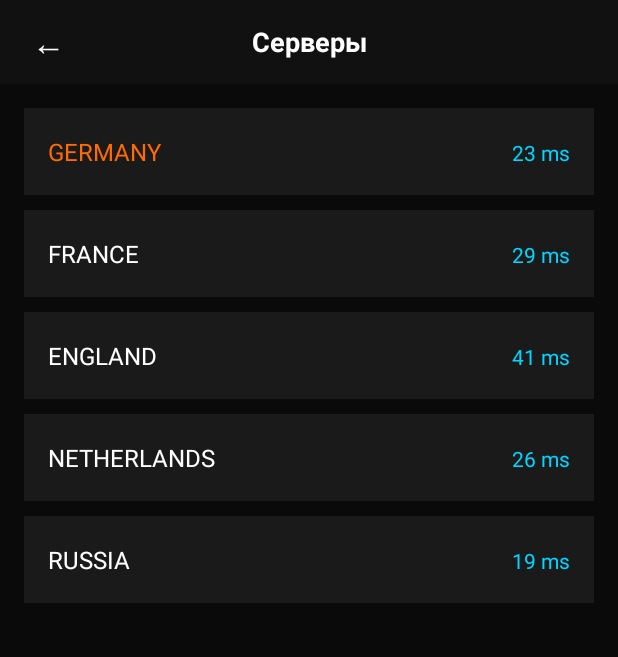
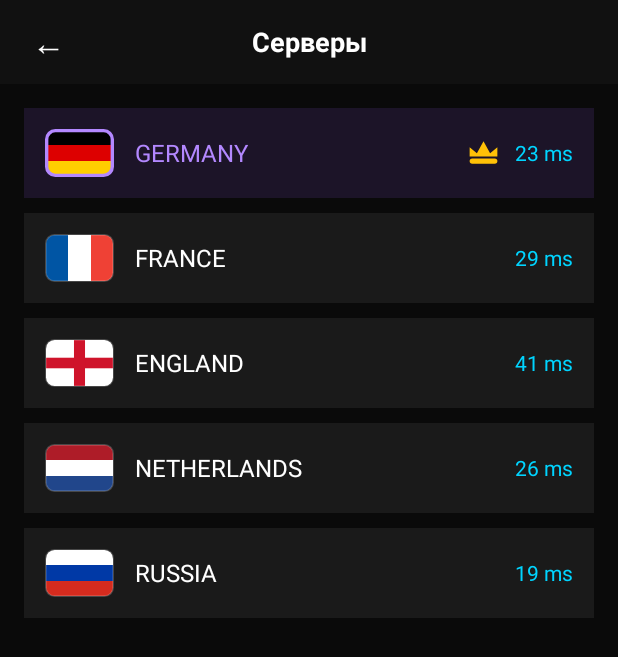
Before and after one commit to Bahytbaek2314/bender-vpn, an Android app: the ServerListActivity screen opened directly, with no data from a screen before it, on a phone screen of 412 x 824 dp. Shown: the top 657 px of the screen. Run offline under Robolectric (Android 15) with nearby library versions, the phone set to English and light mode, and no system bars.

Commit message:
Draw server flags and crown

```diff
--- /dev/null
+++ b/app/src/main/java/com/example/bendervpn/Marks.kt
@@ -0,0 +1,105 @@
+package com.example.bendervpn
+
+import android.content.Context
+import android.graphics.Canvas
+import android.graphics.Paint
+import android.graphics.Path
+import android.util.AttributeSet
+import android.view.View
+
+class FlagView @JvmOverloads constructor(
+    context: Context,
+    attrs: AttributeSet? = null
+) : View(context, attrs) {
+
+    var code: String = "DE"
+    var chosen: Boolean = false
+    private val paint = Paint(Paint.ANTI_ALIAS_FLAG)
+    private val clip = Path()
+
+    override fun onDraw(canvas: Canvas) {
+        val w = width.toFloat()
+        val h = height.toFloat()
+        val radius = h * 0.18f
+        clip.reset()
+        clip.addRoundRect(1f, 1f, w - 1f, h - 1f, radius, radius, Path.Direction.CW)
+        canvas.save()
+        canvas.clipPath(clip)
+        paint.style = Paint.Style.FILL
+        when (code) {
+            "FR" -> bandsV(canvas, w, h, 0xFF0055A4.toInt(), 0xFFFFFFFF.toInt(), 0xFFEF4135.toInt())
+            "NL" -> bandsH(canvas, w, h, 0xFFAE1C28.toInt(), 0xFFFFFFFF.toInt(), 0xFF21468B.toInt())
+            "RU" -> bandsH(canvas, w, h, 0xFFFFFFFF.toInt(), 0xFF0039A6.toInt(), 0xFFD52B1E.toInt())
+            "GB" -> england(canvas, w, h)
+            else -> bandsH(canvas, w, h, 0xFF000000.toInt(), 0xFFDD0000.toInt(), 0xFFFFCE00.toInt())
+        }
+        canvas.restore()
+        paint.style = Paint.Style.STROKE
+        paint.strokeWidth = if (chosen) h * 0.07f else h * 0.035f
+        paint.color = if (chosen) 0xFFB388FF.toInt() else 0x33FFFFFF
+        canvas.drawRoundRect(
+            paint.strokeWidth / 2f,
+            paint.strokeWidth / 2f,
+            w - paint.strokeWidth / 2f,
+            h - paint.strokeWidth / 2f,
+            radius,
+            radius,
+            paint
+        )
+    }
+
+    private fun bandsH(canvas: Canvas, w: Float, h: Float, a: Int, b: Int, c: Int) {
+        paint.color = a
+        canvas.drawRect(0f, 0f, w, h / 3f, paint)
+        paint.color = b
+        canvas.drawRect(0f, h / 3f, w, h * 2f / 3f, paint)
+        paint.color = c
+        canvas.drawRect(0f, h * 2f / 3f, w, h, paint)
+    }
+
+    private fun bandsV(canvas: Canvas, w: Float, h: Float, a: Int, b: Int, c: Int) {
+        paint.color = a
+        canvas.drawRect(0f, 0f, w / 3f, h, paint)
+        paint.color = b
+        canvas.drawRect(w / 3f, 0f, w * 2f / 3f, h, paint)
+        paint.color = c
+        canvas.drawRect(w * 2f / 3f, 0f, w, h, paint)
+    }
+
+    private fun england(canvas: Canvas, w: Float, h: Float) {
+        paint.color = 0xFFFFFFFF.toInt()
+        canvas.drawRect(0f, 0f, w, h, paint)
+        paint.color = 0xFFCF142B.toInt()
+        val band = h * 0.22f
+        canvas.drawRect(0f, (h - band) / 2f, w, (h + band) / 2f, paint)
+        val upright = w * 0.16f
+        canvas.drawRect((w - upright) / 2f, 0f, (w + upright) / 2f, h, paint)
+    }
+}
+
+class CrownView @JvmOverloads constructor(
+    context: Context,
+    attrs: AttributeSet? = null
+) : View(context, attrs) {
+
+    private val paint = Paint(Paint.ANTI_ALIAS_FLAG).apply {
+        color = 0xFFFFC107.toInt()
+        style = Paint.Style.FILL
+    }
+
+    override fun onDraw(canvas: Canvas) {
+        val w = width.toFloat()
+        val h = height.toFloat()
+        val path = Path()
+        path.moveTo(w * 0.08f, h * 0.62f)
+        path.lineTo(w * 0.08f, h * 0.34f)
+        path.lineTo(w * 0.30f, h * 0.52f)
+        path.lineTo(w * 0.50f, h * 0.16f)
+        path.lineTo(w * 0.70f, h * 0.52f)
+        path.lineTo(w * 0.92f, h * 0.34f)
+        path.lineTo(w * 0.92f, h * 0.62f)
+        path.close()
+        canvas.drawPath(path, paint)
+        canvas.drawRoundRect(w * 0.08f, h * 0.68f, w * 0.92f, h * 0.84f, h * 0.08f, h * 0.08f, paint)
+    }
+}
--- a/app/src/main/java/com/example/bendervpn/ServerListActivity.kt
+++ b/app/src/main/java/com/example/bendervpn/ServerListActivity.kt
@@ -2,6 +2,7 @@ package com.example.bendervpn
 
 import android.content.Intent
 import android.os.Bundle
+import android.view.Gravity
 import android.widget.LinearLayout
 import android.widget.TextView
 import androidx.appcompat.app.AppCompatActivity
@@ -28,10 +29,12 @@ class ServerListActivity : AppCompatActivity() {
         fun dp(v: Int) = (v * density).toInt()
 
         servers.forEach { (name, ping) ->
+            val chosen = name == selected
             val row = LinearLayout(this)
             row.orientation = LinearLayout.HORIZONTAL
-            row.setPadding(dp(16), dp(18), dp(16), dp(18))
-            row.setBackgroundColor(0xFF1A1A1A.toInt())
+            row.gravity = Gravity.CENTER_VERTICAL
+            row.setPadding(dp(14), dp(14), dp(14), dp(14))
+            row.setBackgroundColor(if (chosen) 0xFF1C1428.toInt() else 0xFF1A1A1A.toInt())
             val params = LinearLayout.LayoutParams(
                 LinearLayout.LayoutParams.MATCH_PARENT,
                 LinearLayout.LayoutParams.WRAP_CONTENT
@@ -39,19 +42,41 @@ class ServerListActivity : AppCompatActivity() {
             params.bottomMargin = dp(10)
             row.layoutParams = params
 
+            val flag = FlagView(this)
+            flag.code = when (name) {
+                "FRANCE" -> "FR"
+                "ENGLAND" -> "GB"
+                "NETHERLANDS" -> "NL"
+                "RUSSIA" -> "RU"
+                else -> "DE"
+            }
+            flag.chosen = chosen
+            val flagParams = LinearLayout.LayoutParams(dp(46), dp(32))
+            flagParams.marginEnd = dp(14)
+            flag.layoutParams = flagParams
+
             val title = TextView(this)
             title.text = name
             title.textSize = 16f
-            title.setTextColor(if (name == selected) 0xFFFF6B00.toInt() else 0xFFFFFFFF.toInt())
+            title.setTextColor(if (chosen) 0xFFB388FF.toInt() else 0xFFFFFFFF.toInt())
             title.layoutParams = LinearLayout.LayoutParams(0, LinearLayout.LayoutParams.WRAP_CONTENT, 1f)
+
+            row.addView(flag)
+            row.addView(title)
+            if (chosen) {
+                val crown = CrownView(this)
+                val crownParams = LinearLayout.LayoutParams(dp(22), dp(22))
+                crownParams.marginEnd = dp(10)
+                crown.layoutParams = crownParams
+                row.addView(crown)
+            }
 
             val pingView = TextView(this)
             pingView.text = ping
             pingView.textSize = 14f
             pingView.setTextColor(0xFF00D4FF.toInt())
+            row.addView(pingView)
 
-            row.addView(title)
-            row.addView(pingView)
             row.setOnClickListener {
                 setResult(RESULT_OK, Intent().putExtra("server", name).putExtra("ping", ping))
                 finish()
```
